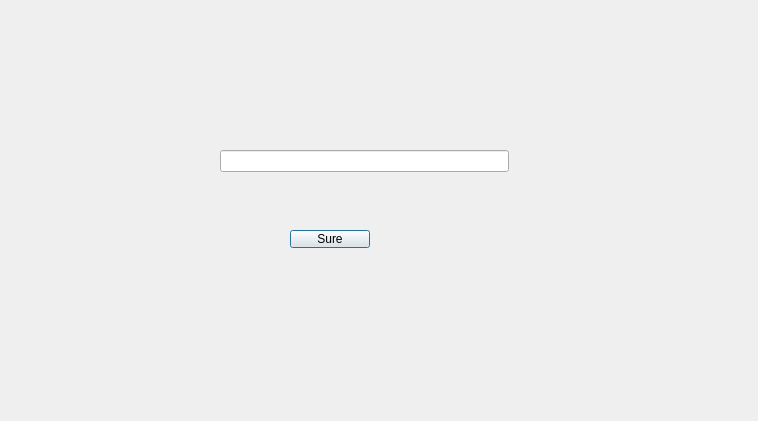
The window that qt_stock_trade_platform/recharge.ui (yys-y/Virtual-stock-trading-platform) describes before a commit, drawn with Qt 5.
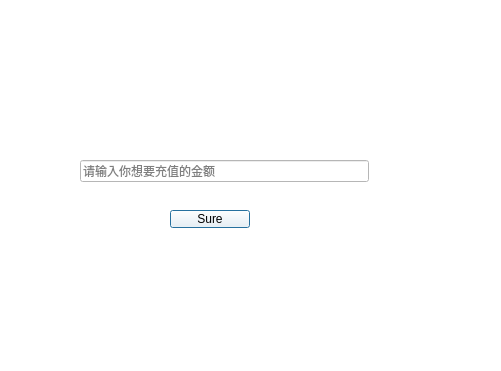
The same window after the commit.

Commit message: 充值界面

What changed in the file:
```diff
--- a/qt_stock_trade_platform/recharge.ui
+++ b/qt_stock_trade_platform/recharge.ui
@@ -6,18 +6,22 @@
    <rect>
     <x>0</x>
     <y>0</y>
-    <width>758</width>
-    <height>421</height>
+    <width>501</width>
+    <height>371</height>
    </rect>
   </property>
   <property name="windowTitle">
    <string>Dialog</string>
   </property>
+  <property name="styleSheet">
+   <string notr="true">
+background-color: rgb(255, 255, 255);</string>
+  </property>
   <widget class="QPushButton" name="sureButtom">
    <property name="geometry">
     <rect>
-     <x>290</x>
-     <y>230</y>
+     <x>170</x>
+     <y>210</y>
      <width>80</width>
      <height>18</height>
     </rect>
@@ -29,14 +33,20 @@
   <widget class="QLineEdit" name="rechargeEdit">
    <property name="geometry">
     <rect>
-     <x>220</x>
-     <y>150</y>
+     <x>80</x>
+     <y>160</y>
      <width>289</width>
      <height>22</height>
     </rect>
    </property>
+   <property name="inputMask">
+    <string/>
+   </property>
    <property name="echoMode">
-    <enum>QLineEdit::Password</enum>
+    <enum>QLineEdit::Normal</enum>
+   </property>
+   <property name="placeholderText">
+    <string>请输入你想要充值的金额</string>
    </property>
   </widget>
  </widget>
```
The commit also changes 6 other files.
